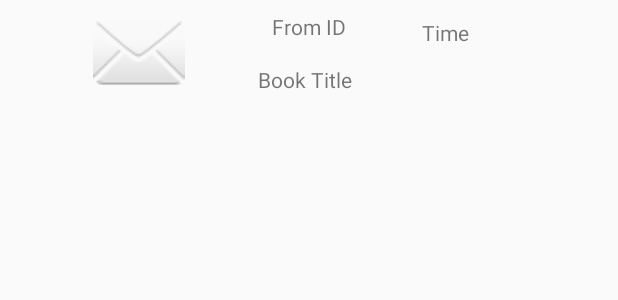
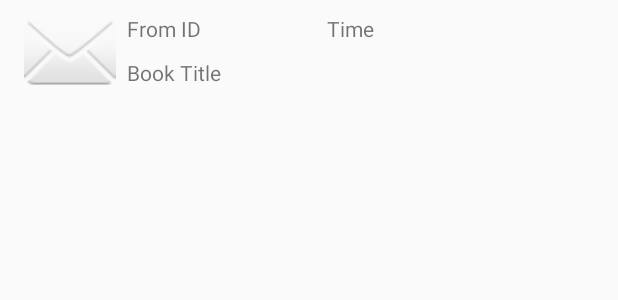
Before and after one commit to Cartachana/QA-Info-Mate, an Android app: the layout msg_rec_view.xml on its own in the app's theme, with its tools: preview values and no code run, on a phone screen of 412 x 824 dp. Shown: the top 300 px of the screen. Run offline under Robolectric (Android 15) with nearby library versions, the phone set to English and light mode, and no system bars.

Commit message:
Refining message card

```diff
--- a/app/src/main/res/layout/msg_rec_view.xml
+++ b/app/src/main/res/layout/msg_rec_view.xml
@@ -12,8 +12,9 @@
         android:id="@+id/iv_bookImg_msgRec"
         android:layout_width="65dp"
         android:layout_height="61dp"
-        android:layout_marginStart="56dp"
-        android:layout_marginLeft="56dp"
+        android:layout_marginStart="10dp"
+        android:layout_marginLeft="10dp"
+        android:alpha="75"
         app:layout_constraintStart_toStartOf="parent"
         app:layout_constraintTop_toTopOf="parent"
         app:srcCompat="@android:drawable/ic_dialog_email" />
@@ -22,28 +23,28 @@
         android:id="@+id/tv_fromID_msgRec"
         android:layout_width="wrap_content"
         android:layout_height="wrap_content"
-        android:layout_marginTop="4dp"
+        android:layout_marginStart="5dp"
+        android:layout_marginLeft="5dp"
+        android:layout_marginTop="5dp"
         android:text="From ID"
-        app:layout_constraintEnd_toEndOf="parent"
-        app:layout_constraintStart_toStartOf="parent"
+        app:layout_constraintStart_toEndOf="@+id/iv_bookImg_msgRec"
         app:layout_constraintTop_toTopOf="parent" />
 
     <TextView
         android:id="@+id/tv_booktitle_msgRec"
         android:layout_width="wrap_content"
         android:layout_height="wrap_content"
-        android:layout_marginStart="168dp"
-        android:layout_marginLeft="168dp"
-        android:layout_marginTop="16dp"
+        android:layout_marginLeft="5dp"
+        android:layout_marginTop="10dp"
         android:text="Book Title"
-        app:layout_constraintStart_toStartOf="parent"
+        app:layout_constraintStart_toEndOf="@+id/iv_bookImg_msgRec"
         app:layout_constraintTop_toBottomOf="@+id/tv_fromID_msgRec" />
 
     <TextView
         android:id="@+id/tv_time_msgRec"
         android:layout_width="wrap_content"
         android:layout_height="wrap_content"
-        android:layout_marginTop="8dp"
+        android:layout_marginTop="5dp"
         android:text="Time"
         app:layout_constraintEnd_toEndOf="parent"
         app:layout_constraintHorizontal_bias="0.346"
```
